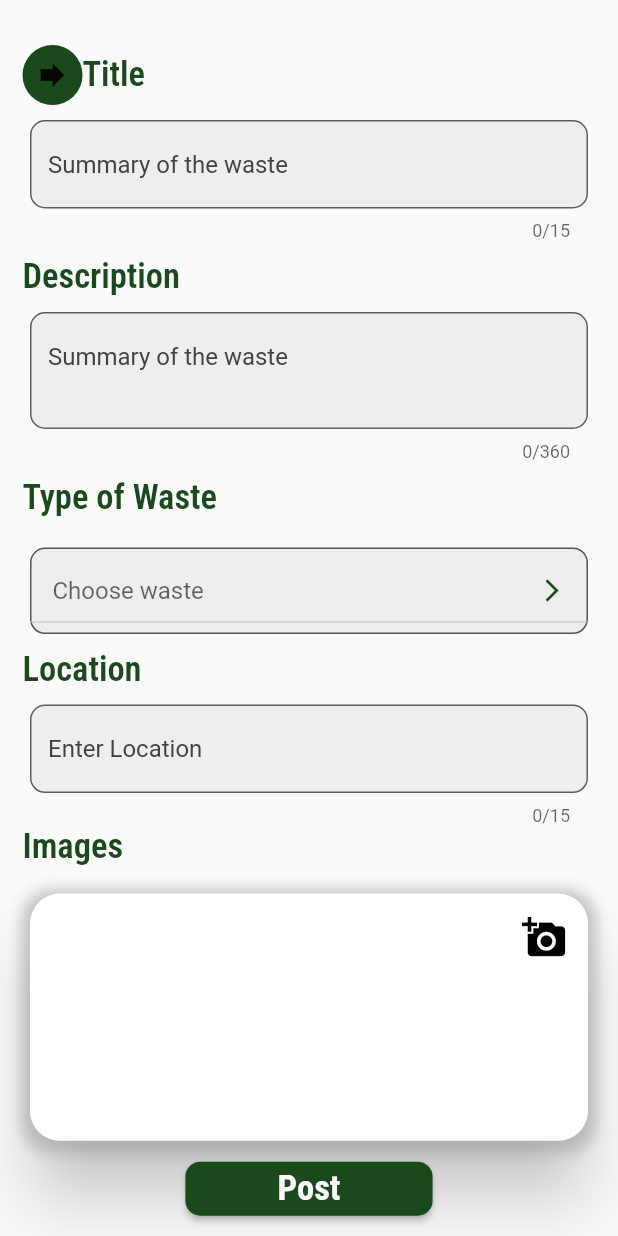
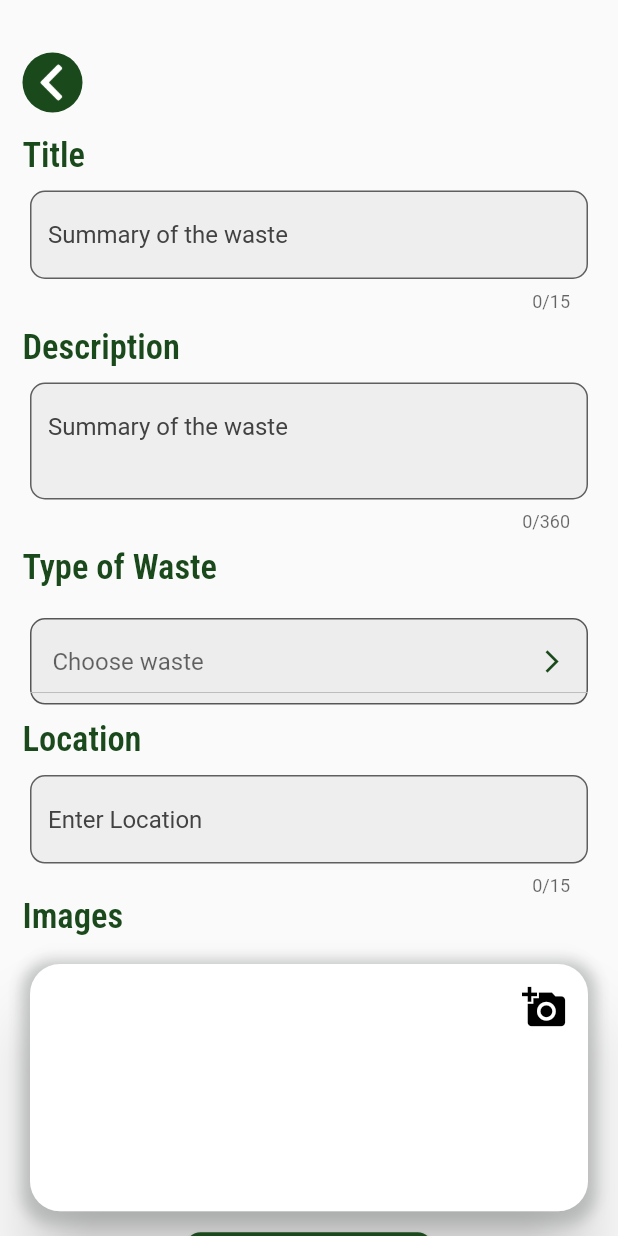
Before and after one commit to Chemutaiselim/finalville, a Flutter app: the Post screen opened directly, on a phone screen of 412 x 824 dp. Run offline on Flutter 3.47's test engine with Material 2 defaults, Android fonts, the light colour scheme and no system bars; drawn by our look-alikes of dropdown_button2; our stand-ins replace firebase_core, firebase_database, fluttertoast, geolocator, get, google_fonts and 2 more; missing offline and left inert: colorful_safe_area, location_permissions; accounts and stored records are empty.

Commit message:
March 28, 2022 7:42 PM

```diff
--- a/lib/screen/post.dart
+++ b/lib/screen/post.dart
@@ -8,6 +8,7 @@ import 'package:finalville/screen/constants/constants.dart';
 import 'package:firebase_database/firebase_database.dart';
 import "package:flutter/material.dart";
 import 'package:flutter/services.dart';
+import 'package:get/get.dart';
 import 'package:google_fonts/google_fonts.dart';
 import 'package:google_maps_flutter/google_maps_flutter.dart';
 import 'package:location_permissions/location_permissions.dart';
@@ -104,22 +105,35 @@ class _PostState extends State<Post> {
       overflowRules: OverflowRules.all(true),
       child: SingleChildScrollView(
         child: Column(children: [
-          Padding(
-            padding: const EdgeInsets.only(bottom: 10, left: 15, top: 30),
+           GestureDetector(
+             onTap: (){
+               Get.back();
+             },
+             child: Padding(
+               padding: const EdgeInsets.only(top: 35,left:15),
                child: Row(
                  mainAxisAlignment: MainAxisAlignment.start,
                  children: [
                    Container(
+                     padding: const EdgeInsets.all(7),
                           width: 40,
                           height:40,
                           decoration: BoxDecoration(
                             color: kGreen,
                             borderRadius: BorderRadius.circular(20),
                           ),
-                  child: Icon(
-                    Icons.forward,
+                          child: Image.asset("assets/images/back.png")
+                        ),
+                 ],
                ),
              ),
+           ),
+          Padding(
+            padding: const EdgeInsets.only(bottom: 10, left: 15, top: 15),
+            child: Row(
+              mainAxisAlignment: MainAxisAlignment.start,
+              children: [
+
                 Text("Title",
                     style: GoogleFonts.robotoCondensed(
                         fontSize: 23,
--- a/pubspec.yaml
+++ b/pubspec.yaml
@@ -69,8 +69,8 @@ flutter:
   uses-material-design: true
 
   # To add assets to your application, add an assets section, like this:
-  # assets:
-  #   - images/a_dot_burr.jpeg
+  assets:
+    - assets/images/
   #   - images/a_dot_ham.jpeg
 
   # An image asset can refer to one or more resolution-specific "variants", see
```
Lines whose indentation alone changed are shown as unchanged.
